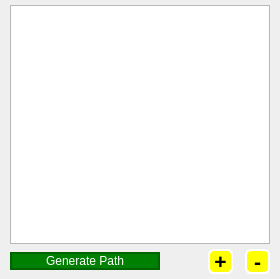
Qt form src/tools/pathtool.ui (mjroman/roverSim) before a commit.
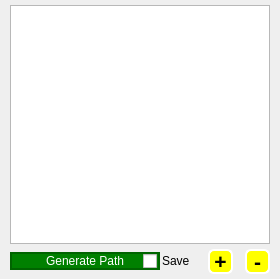
The same form after that commit.

Diff of the .ui file:
```diff
--- a/src/tools/pathtool.ui
+++ b/src/tools/pathtool.ui
@@ -90,8 +90,25 @@
        <property name="orientation">
         <enum>Qt::Horizontal</enum>
        </property>
-       <property name="sizeType">
-        <enum>QSizePolicy::MinimumExpanding</enum>
+       <property name="sizeHint" stdset="0">
+        <size>
+         <width>40</width>
+         <height>20</height>
+        </size>
+       </property>
+      </spacer>
+     </item>
+     <item>
+      <widget class="QCheckBox" name="checkBoxSave">
+       <property name="text">
+        <string>Save</string>
+       </property>
+      </widget>
+     </item>
+     <item>
+      <spacer name="horizontalSpacer_2">
+       <property name="orientation">
+        <enum>Qt::Horizontal</enum>
        </property>
        <property name="sizeHint" stdset="0">
         <size>
```
